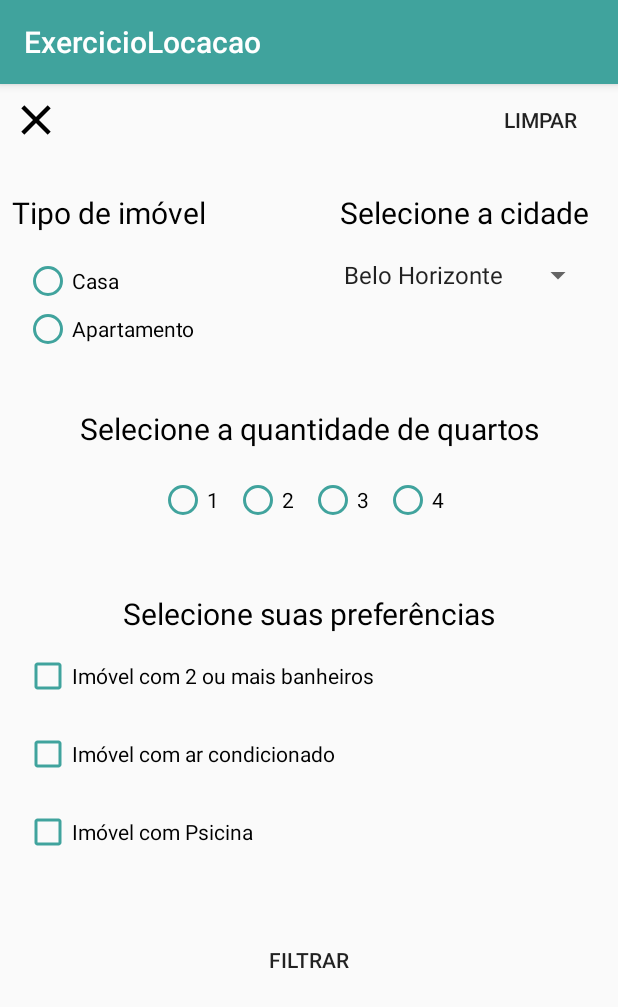
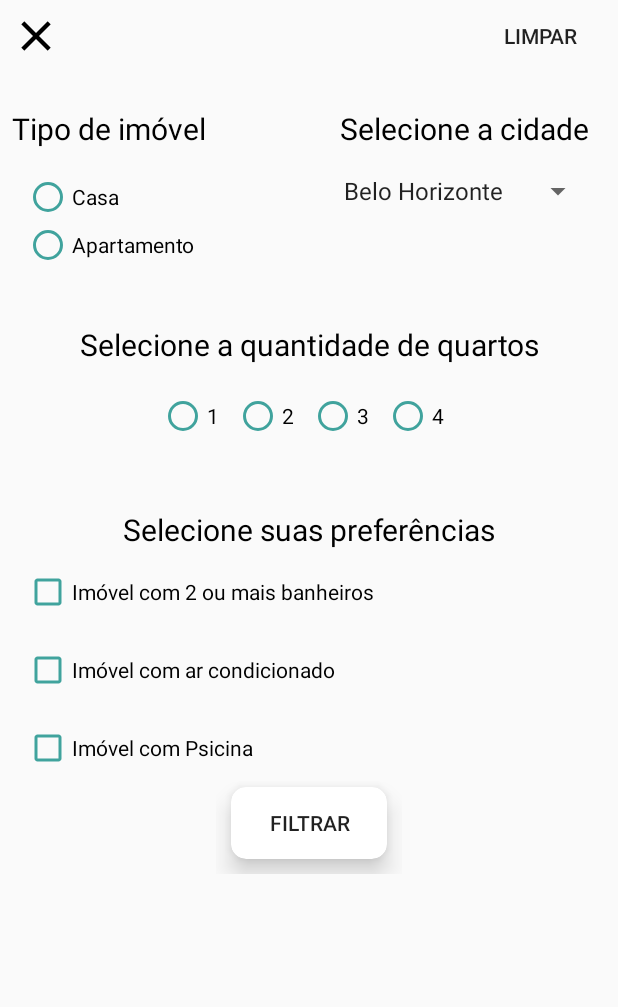
Before and after one commit to FlavioRoberto/exercicio_optativa_android_locacao_imovel, an Android app: the FiltroActivity screen opened directly, with no data from a screen before it, on a phone screen of 412 x 824 dp. Shown: the top 1007 px of the screen. Run offline under Robolectric (Android 15) with nearby library versions, the phone set to English and light mode, and no system bars.

Commit message:
Correções visuais

```diff
--- a/app/build.gradle
+++ b/app/build.gradle
@@ -26,4 +26,5 @@ dependencies {
     implementation 'com.android.support:recyclerview-v7:28.0.0'
     androidTestImplementation 'com.android.support.test:runner:1.0.2'
     androidTestImplementation 'com.android.support.test.espresso:espresso-core:3.0.2'
+    implementation 'com.android.support:cardview-v7:28.0.0'
 }
--- a/app/src/main/AndroidManifest.xml
+++ b/app/src/main/AndroidManifest.xml
@@ -9,7 +9,8 @@
         android:roundIcon="@mipmap/ic_launcher_round"
         android:supportsRtl="true"
         android:theme="@style/AppTheme">
-        <activity android:name=".activity.FiltroActivity"></activity>
+        <activity android:name=".activity.FiltroActivity"
+            android:theme="@style/Theme.AppCompat.Light.NoActionBar"></activity>
         <activity android:name=".activity.MainActivity">
             <intent-filter>
                 <action android:name="android.intent.action.MAIN" />
--- a/app/src/main/java/com/rimpressao/exerciciolocacao/activity/FiltroActivity.java
+++ b/app/src/main/java/com/rimpressao/exerciciolocacao/activity/FiltroActivity.java
@@ -22,6 +22,8 @@ public class FiltroActivity extends AppCompatActivity {
         super.onCreate(savedInstanceState);
         setContentView(R.layout.activity_filtro);
 
+
+
         radioGroup = (RadioGroup) findViewById(R.id.tipo);
         spinner = (Spinner) findViewById(R.id.spinnerCidades);
 
--- a/app/src/main/res/layout/activity_filtro.xml
+++ b/app/src/main/res/layout/activity_filtro.xml
@@ -50,7 +50,7 @@
 
                 <Button
                     android:layout_width="wrap_content"
-                    android:layout_height="match_parent"
+                    android:layout_height="wrap_content"
                     android:background="#00000000"
                     android:onClick="limpaFiltros"
                     android:text="Limpar" />
@@ -239,20 +239,40 @@
             app:layout_constraintStart_toStartOf="parent"
             app:layout_constraintTop_toBottomOf="@+id/textViewPreferencias" />
 
+        <LinearLayout
+            android:layout_width="wrap_content"
+            android:layout_height="wrap_content"
+            android:orientation="horizontal"
+            android:layout_marginStart="8dp"
+            android:layout_marginEnd="8dp"
+            app:layout_constraintTop_toBottomOf="@+id/checkboxPiscina"
+            app:layout_constraintRight_toRightOf="parent"
+            app:layout_constraintLeft_toLeftOf="parent">
+
+            <android.support.v7.widget.CardView
+                android:layout_width="match_parent"
+                android:layout_height="wrap_content"
+                android:layout_margin="10dp"
+                app:cardCornerRadius="10dp"
+                app:cardElevation="10dp">
+
                 <Button
                     android:id="@+id/btnFiltrar"
                     android:layout_width="wrap_content"
                     android:layout_height="wrap_content"
                     android:layout_marginStart="8dp"
-            android:layout_marginTop="520dp"
                     android:layout_marginEnd="8dp"
                     android:background="#00000000"
+                    android:onClick="filtrar"
                     android:text="Filtrar"
-            android:onClick="filtrar"
                     app:layout_constraintEnd_toEndOf="parent"
-            app:layout_constraintHorizontal_bias="0.498"
+                    app:layout_constraintHorizontal_bias="0.5"
                     app:layout_constraintStart_toStartOf="parent"
                     app:layout_constraintTop_toBottomOf="@+id/acoes" />
+
+            </android.support.v7.widget.CardView>
+
+        </LinearLayout>
 
     </android.support.constraint.ConstraintLayout>
 
```
Also changed, not shown: app/src/main/res/layout/activity_main.xml (+13 -2 lines). Lines whose indentation alone changed are shown as unchanged.
